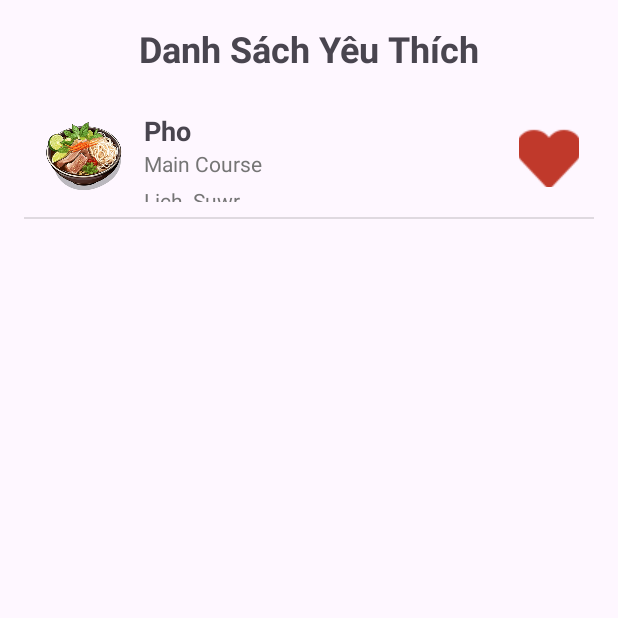
After one commit to WuangLok/Android-Studio, an Android app: the Danhsachyeuthich screen opened directly, with no data from a screen before it, on a phone screen of 412 x 824 dp, the top half of it. The commit adds this screen. Run offline under Robolectric (Android 15) with nearby library versions, the phone set to English and light mode, and no system bars.

Commit message:
Add Danh Sách Yêu Thích + Menu Nav

```diff
--- /dev/null
+++ b/app/src/main/java/com/example/finalproject/AdapterYeuThich.java
@@ -0,0 +1,89 @@
+package com.example.finalproject;
+
+import android.content.Context;
+import android.view.LayoutInflater;
+import android.view.View;
+import android.view.ViewGroup;
+import android.widget.BaseAdapter;
+import android.widget.ImageButton;
+import android.widget.ImageView;
+import android.widget.TextView;
+
+import java.util.ArrayList;
+
+public class AdapterYeuThich extends BaseAdapter {
+
+    private Context context;
+    private int layout;
+    private ArrayList<YeuThich> yeuThichList;
+
+    public AdapterYeuThich(Context context, int layout, ArrayList<YeuThich> yeuThichList) {
+        this.context = context;
+        this.layout = layout;
+        this.yeuThichList = yeuThichList;
+    }
+
+    @Override
+    public int getCount() {
+        return yeuThichList.size();
+    }
+
+    @Override
+    public Object getItem(int position) {
+        return yeuThichList.get(position);
+    }
+
+    @Override
+    public long getItemId(int position) {
+        return position;
+    }
+
+    @Override
+    public View getView(int position, View convertView, ViewGroup parent) {
+        ViewHolder holder;
+        if (convertView == null) {
+            holder = new ViewHolder();
+            LayoutInflater inflater = (LayoutInflater) context.getSystemService(Context.LAYOUT_INFLATER_SERVICE);
+            convertView = inflater.inflate(layout, null);
+            holder.imgItem = convertView.findViewById(R.id.item_image);
+            holder.txtName = convertView.findViewById(R.id.item_name);
+            holder.txtType = convertView.findViewById(R.id.item_type);
+            holder.btnHeart = convertView.findViewById(R.id.btnHeart);
+            convertView.setTag(holder);
+        } else {
+            holder = (ViewHolder) convertView.getTag();
+        }
+
+        YeuThich yeuThich = yeuThichList.get(position);
+
+        // Assuming getHinhAnh() returns the name of the image resource
+        int resID = context.getResources().getIdentifier(yeuThich.getHinhAnh(), "drawable", context.getPackageName());
+        holder.imgItem.setImageResource(resID);
+
+        holder.txtName.setText(yeuThich.getTenMonAn());
+        holder.txtType.setText(yeuThich.getLoaiMonAn());
+
+        if (yeuThich.isFarvorite()) {
+            holder.btnHeart.setImageResource(R.drawable.redheart);
+        } else {
+            holder.btnHeart.setImageResource(R.drawable.emptyheart);
+        }
+
+        holder.btnHeart.setOnClickListener(new View.OnClickListener() {
+            @Override
+            public void onClick(View v) {
+                yeuThich.setFarvorite(!yeuThich.isFarvorite());
+                notifyDataSetChanged();
+            }
+        });
+
+        return convertView;
+    }
+
+    private static class ViewHolder {
+        ImageView imgItem;
+        TextView txtName;
+        TextView txtType;
+        ImageButton btnHeart;
+    }
+}
--- /dev/null
+++ b/app/src/main/java/com/example/finalproject/Danhsachyeuthich.java
@@ -0,0 +1,76 @@
+package com.example.finalproject;
+import android.content.Context;
+import android.os.Bundle;
+import android.widget.ListView;
+import androidx.appcompat.app.AppCompatActivity;
+
+import com.example.finalproject.AdapterYeuThich;
+import com.example.finalproject.YeuThich;
+
+import org.json.JSONArray;
+import org.json.JSONException;
+import org.json.JSONObject;
+import java.io.IOException;
+import java.io.InputStream;
+import java.util.ArrayList;
+
+public class Danhsachyeuthich extends AppCompatActivity {
+
+    ListView lvYeuThich;
+    AdapterYeuThich customAdapter;
+    ArrayList<YeuThich> specialties;
+
+    @Override
+    protected void onCreate(Bundle savedInstanceState) {
+        super.onCreate(savedInstanceState);
+        setContentView(R.layout.activity_danhsachyeuthich);
+
+        lvYeuThich = findViewById(R.id.lvDanhSachYeuThich);
+        specialties = new ArrayList<>();
+
+        // Load data from JSON file
+        loadSpecialtiesFromJson();
+
+        // Setup adapter
+        customAdapter = new AdapterYeuThich(this, R.layout.customlistview_yeuthich, specialties);
+        lvYeuThich.setAdapter(customAdapter);
+
+    }
+
+    private void loadSpecialtiesFromJson() {
+        String json;
+        try {
+            // Load JSON file from assets
+            InputStream is = getAssets().open("dacsan.json");
+            int size = is.available();
+            byte[] buffer = new byte[size];
+            is.read(buffer);
+            is.close();
+            json = new String(buffer, "UTF-8");
+
+            // Parse JSON data
+            JSONArray jsonArray = new JSONArray(json);
+            for (int i = 0; i < jsonArray.length(); i++) {
+                JSONObject jsonObject = jsonArray.getJSONObject(i);
+                int id = jsonObject.getInt("id");
+                String tenMonAn = jsonObject.getString("tenMonAn");
+                String loaiMonAn = jsonObject.getString("loaiMonAn");
+                String vungMien = jsonObject.getString("vungMien");
+                String hinhAnh = jsonObject.getString("hinhAnh");
+                String congThuc = jsonObject.getString("congThuc");
+                String lichSu = jsonObject.getString("lichSu");
+                String sangTao = jsonObject.getString("sangTao");
+                boolean favorite = jsonObject.getBoolean("farvorite");
+
+                // Only add to list if favorite is true
+                if (favorite) {
+                    YeuThich yeuThich = new YeuThich(id, tenMonAn, loaiMonAn, vungMien, hinhAnh, congThuc, lichSu, sangTao, favorite);
+                    specialties.add(yeuThich);
+                }
+            }
+
+        } catch (IOException | JSONException e) {
+            e.printStackTrace();
+        }
+    }
+}
--- /dev/null
+++ b/app/src/main/java/com/example/finalproject/YeuThich.java
@@ -0,0 +1,91 @@
+package com.example.finalproject;
+
+public class YeuThich {
+    private int id;
+    private String tenMonAn, loaiMonAn, vungMien, hinhAnh, congThuc, lichSu, sangTao;
+    private boolean farvorite;
+
+    public int getId() {
+        return id;
+    }
+
+    public void setId(int id) {
+        this.id = id;
+    }
+
+    public String getTenMonAn() {
+        return tenMonAn;
+    }
+
+    public void setTenMonAn(String tenMonAn) {
+        this.tenMonAn = tenMonAn;
+    }
+
+    public String getLoaiMonAn() {
+        return loaiMonAn;
+    }
+
+    public void setLoaiMonAn(String loaiMonAn) {
+        this.loaiMonAn = loaiMonAn;
+    }
+
+    public String getVungMien() {
+        return vungMien;
+    }
+
+    public void setVungMien(String vungMien) {
+        this.vungMien = vungMien;
+    }
+
+    public String getHinhAnh() {
+        return hinhAnh;
+    }
+
+    public void setHinhAnh(String hinhAnh) {
+        this.hinhAnh = hinhAnh;
+    }
+
+    public String getCongThuc() {
+        return congThuc;
+    }
+
+    public void setCongThuc(String congThuc) {
+        this.congThuc = congThuc;
+    }
+
+    public String getLichSu() {
+        return lichSu;
+    }
+
+    public void setLichSu(String lichSu) {
+        this.lichSu = lichSu;
+    }
+
+    public String getSangTao() {
+        return sangTao;
+    }
+
+    public void setSangTao(String sangTao) {
+        this.sangTao = sangTao;
+    }
+
+    public boolean isFarvorite() {
+        return farvorite;
+    }
+
+    public void setFarvorite(boolean farvorite) {
+        this.farvorite = farvorite;
+    }
+
+    public YeuThich(int id, String tenMonAn, String loaiMonAn, String vungMien, String hinhAnh, String congThuc, String lichSu, String sangTao, boolean farvorite) {
+        this.id = id;
+        this.tenMonAn = tenMonAn;
+        this.loaiMonAn = loaiMonAn;
+        this.vungMien = vungMien;
+        this.hinhAnh = hinhAnh;
+        this.congThuc = congThuc;
+        this.lichSu = lichSu;
+        this.sangTao = sangTao;
+        this.farvorite = farvorite;
+    }
+}
--- /dev/null
+++ b/app/src/main/res/layout/activity_danhsachyeuthich.xml
@@ -0,0 +1,27 @@
+<?xml version="1.0" encoding="utf-8"?>
+<LinearLayout xmlns:android="http://schemas.android.com/apk/res/android"
+    xmlns:app="http://schemas.android.com/apk/res-auto"
+    xmlns:tools="http://schemas.android.com/tools"
+    android:id="@+id/main"
+    android:layout_width="match_parent"
+    android:layout_height="match_parent"
+    android:orientation="vertical"
+    tools:context=".Danhsachyeuthich"
+    android:padding="16dp">
+
+    <TextView
+        android:id="@+id/textView"
+        android:layout_width="wrap_content"
+        android:layout_height="wrap_content"
+        android:layout_gravity="center"
+        android:layout_marginBottom="16dp"
+        android:text="Danh Sách Yêu Thích"
+        android:textSize="24sp"
+        android:textStyle="bold" />
+
+    <ListView
+        android:id="@+id/lvDanhSachYeuThich"
+        android:layout_width="match_parent"
+        android:layout_height="0dp"
+        android:layout_weight="1" />
+</LinearLayout>
--- /dev/null
+++ b/app/src/main/res/layout/customlistview_yeuthich.xml
@@ -0,0 +1,56 @@
+<?xml version="1.0" encoding="utf-8"?>
+<LinearLayout xmlns:android="http://schemas.android.com/apk/res/android"
+    android:layout_width="match_parent"
+    android:layout_height="512px"
+    android:orientation="horizontal"
+    android:padding="10dp">
+
+    <ImageView
+        android:id="@+id/item_image"
+        android:layout_width="60dp"
+        android:layout_height="60dp"
+        android:layout_marginEnd="10dp"
+        android:scaleType="centerCrop"
+        android:src="@drawable/ic_launcher_background" />
+
+    <LinearLayout
+        android:layout_width="0dp"
+        android:layout_height="match_parent"
+        android:layout_weight="1"
+        android:orientation="vertical">
+
+        <TextView
+            android:id="@+id/item_name"
+            android:layout_width="wrap_content"
+            android:layout_height="wrap_content"
+            android:text="Tên đặc sản"
+            android:textStyle="bold"
+            android:textSize="18sp" />
+
+        <TextView
+            android:id="@+id/item_type"
+            android:layout_width="wrap_content"
+            android:layout_height="wrap_content"
+            android:text="Loại đặc sản"
+            android:textSize="14sp"
+            android:textColor="#757575" />
+        <TextView
+            android:id="@+id/item_history"
+            android:layout_width="wrap_content"
+            android:layout_height="wrap_content"
+            android:text="Lịch  Suwr"
+            android:layout_marginTop="5dp"
+            android:textSize="14sp"
+            android:textColor="#757575
+            "/>
+    </LinearLayout>
+
+    <ImageButton
+        android:id="@+id/btnHeart"
+        android:layout_width="40dp"
+        android:layout_height="40dp"
+        android:layout_gravity="center_vertical"
+        android:background="?attr/selectableItemBackgroundBorderless"
+        android:src="@drawable/redheart"
+        />
+</LinearLayout>
--- a/app/src/main/res/values/strings.xml
+++ b/app/src/main/res/values/strings.xml
@@ -1,3 +1,5 @@
 <resources>
-    <string name="app_name">FinalProject</string>
+    <string name="app_name"></string>
+    <string name="navigation_drawer_open">Open navigation drawer</string>
+    <string name="navigation_drawer_close">Close navigation drawer</string>
 </resources>
```
Also changed, not shown: app/src/main/AndroidManifest.xml (+7 -3 lines), app/src/main/java/com/example/finalproject/MainActivity.java (+50 -6 lines), app/src/main/res/layout/activity_main.xml (+24 -2 lines), app/src/main/res/layout/nav_header_main.xml (added, +28 -0 lines), app/src/main/res/menu/menu_drawer.xml (added, +10 -0 lines), app/src/main/res/drawable/emptyheart.png (added), app/src/main/res/drawable/redheart.png (added).
